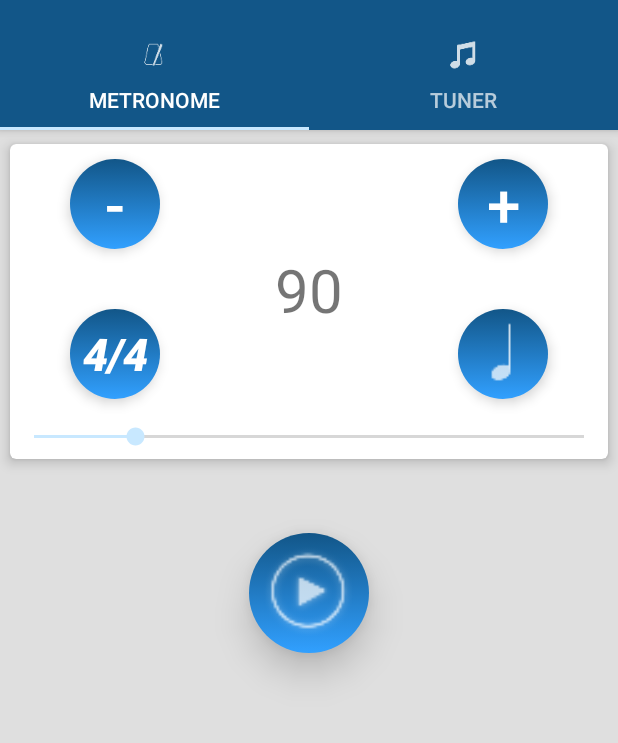
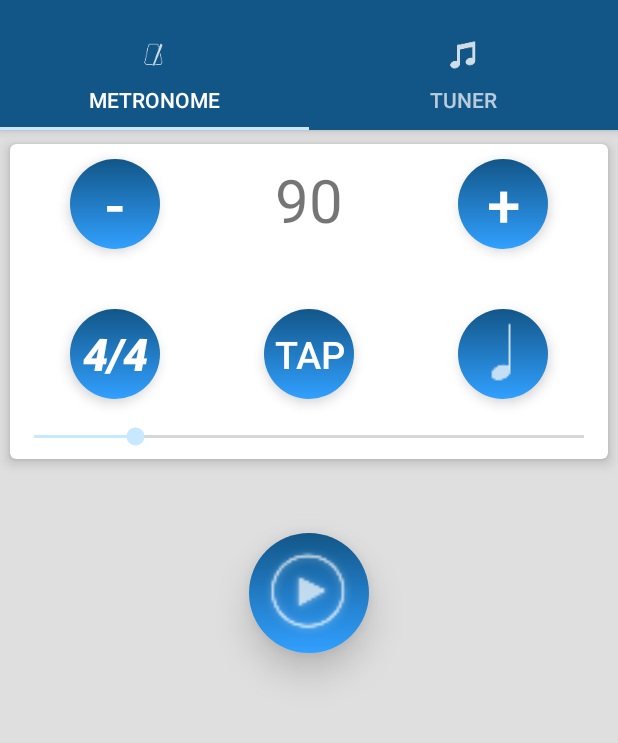
Before and after one commit to Implementations/EZiTools, an Android app: the screen it shows after launch (MainActivity), on a phone screen of 412 x 824 dp, the part 62-805 px from its top. Run offline under Robolectric (Android 15) with nearby library versions, the phone set to English and light mode, and no system bars; libraries missing offline, so code that uses them is left out: org.puredata.android, org.puredata.core; 2 statements that could not run were skipped.

Commit message:
Add tap feature to set beat count

```diff
--- a/app/src/main/res/drawable-v21/button_selector.xml
+++ b/app/src/main/res/drawable-v21/button_selector.xml
@@ -1,25 +1,5 @@
 <?xml version="1.0" encoding="utf-8"?>
 <selector xmlns:android="http://schemas.android.com/apk/res/android">
-    <item android:state_pressed="true">
-        <layer-list>
-            <item>
-                <shape android:shape="oval">
-                    <gradient android:angle="90" android:endColor="@color/colorInfo"
-                        android:gradientRadius="40dp" android:startColor="@color/colorInfo_press"
-                        android:type="linear" />
-                </shape>
-            </item>
-        </layer-list>
-    </item>
-    <item>
-        <layer-list>
-            <item>
-                <shape android:shape="oval">
-                    <gradient android:angle="90" android:endColor="@color/colorPrimaryDark"
-                        android:gradientRadius="40dp" android:startColor="@color/colorInfo_press"
-                        android:type="linear" />
-                </shape>
-            </item>
-        </layer-list>
-    </item>
+    <item android:state_pressed="true" android:drawable="@drawable/press_selector"/>
+    <item android:drawable="@drawable/normal_selector"/>
 </selector>
--- /dev/null
+++ b/app/src/main/res/drawable-v21/normal_selector.xml
@@ -0,0 +1,10 @@
+<?xml version="1.0" encoding="utf-8"?>
+<layer-list xmlns:android="http://schemas.android.com/apk/res/android">
+    <item>
+        <shape android:shape="oval">
+            <gradient android:angle="90" android:endColor="@color/colorPrimaryDark"
+                android:gradientRadius="40dp" android:startColor="@color/colorInfo_press"
+                android:type="linear" />
+        </shape>
+    </item>
+</layer-list>
--- /dev/null
+++ b/app/src/main/res/drawable-v21/press_selector.xml
@@ -0,0 +1,10 @@
+<?xml version="1.0" encoding="utf-8"?>
+<layer-list xmlns:android="http://schemas.android.com/apk/res/android">
+    <item android:state_pressed="true">
+        <shape android:shape="oval">
+            <gradient android:angle="90" android:endColor="@color/colorInfo"
+                android:gradientRadius="40dp" android:startColor="@color/colorInfo_press"
+                android:type="linear" />
+        </shape>
+    </item>
+</layer-list>
--- a/app/src/main/res/drawable/button_selector.xml
+++ b/app/src/main/res/drawable/button_selector.xml
@@ -1,35 +1,5 @@
 <?xml version="1.0" encoding="utf-8"?>
 <selector xmlns:android="http://schemas.android.com/apk/res/android">
-    <item android:state_pressed="true">
-        <layer-list>
-            <item android:bottom="@dimen/shadow_margin" android:right="@dimen/shadow_margin">
-                <shape android:shape="oval">
-                    <gradient android:angle="90" android:endColor="@color/colorPrimaryDark"
-                        android:gradientRadius="40dp" android:startColor="@color/colorInfo_press"
-                        android:type="linear" />
-                </shape>
-            </item>
-        </layer-list>
-    </item>
-    <item>
-        <layer-list>
-            <!-- SHADOW LAYER-->
-            <item android:left="@dimen/shadow_margin" android:top="@dimen/shadow_margin">
-                <shape android:shape="oval">
-                    <gradient android:startColor="@color/colorShadow"
-                        android:endColor="@color/colorShadowLight"
-                        android:type="linear"
-                        android:gradientRadius="40dp"/>
-                </shape>
-            </item>
-            <!-- CONTENT LAYER -->
-            <item android:bottom="@dimen/shadow_margin" android:right="@dimen/shadow_margin">
-                <shape android:shape="oval">
-                    <gradient android:angle="90" android:endColor="@color/colorInfo"
-                        android:gradientRadius="40dp" android:startColor="@color/colorInfo_press"
-                        android:type="linear" />
-                </shape>
-            </item>
-        </layer-list>
-    </item>
+    <item android:state_pressed="true" android:drawable="@drawable/press_selector"/>
+    <item android:drawable="@drawable/normal_selector"/>
 </selector>
--- /dev/null
+++ b/app/src/main/res/drawable/normal_selector.xml
@@ -0,0 +1,20 @@
+<?xml version="1.0" encoding="utf-8"?>
+<layer-list xmlns:android="http://schemas.android.com/apk/res/android">
+    <!-- SHADOW LAYER-->
+    <item android:left="@dimen/shadow_margin" android:top="@dimen/shadow_margin">
+        <shape android:shape="oval">
+            <gradient android:startColor="@color/colorShadow"
+                android:endColor="@color/colorShadowLight"
+                android:type="linear"
+                android:gradientRadius="40dp"/>
+        </shape>
+    </item>
+    <!-- CONTENT LAYER -->
+    <item android:bottom="@dimen/shadow_margin" android:right="@dimen/shadow_margin">
+        <shape android:shape="oval">
+            <gradient android:angle="90" android:endColor="@color/colorInfo"
+                android:gradientRadius="40dp" android:startColor="@color/colorInfo_press"
+                android:type="linear" />
+        </shape>
+    </item>
+</layer-list>
--- /dev/null
+++ b/app/src/main/res/drawable/press_selector.xml
@@ -0,0 +1,10 @@
+<?xml version="1.0" encoding="utf-8"?>
+<layer-list xmlns:android="http://schemas.android.com/apk/res/android">
+    <item android:bottom="@dimen/shadow_margin" android:right="@dimen/shadow_margin">
+        <shape android:shape="oval">
+            <gradient android:angle="90" android:endColor="@color/colorPrimaryDark"
+                android:gradientRadius="40dp" android:startColor="@color/colorInfo_press"
+                android:type="linear" />
+        </shape>
+    </item>
+</layer-list>
--- a/app/src/main/res/layout/fragment_metronome.xml
+++ b/app/src/main/res/layout/fragment_metronome.xml
@@ -37,10 +37,9 @@
                 android:layout_width="wrap_content"
                 android:layout_height="wrap_content"
                 android:textSize="@dimen/text_size"
-                android:layout_below="@id/increment"
+                android:layout_marginTop="@dimen/control_margin_small"
                 android:layout_centerHorizontal="true"
-                android:id="@+id/bpm"
-                />
+                android:id="@+id/bpm"/>
 
             <Button
                 style="@style/smallButton"
@@ -61,6 +60,16 @@
                 android:src="@drawable/quarter"
                 android:id="@+id/notesperBeat"
                 android:layout_marginTop="@dimen/control_margin"/>
+
+            <Button
+                style="@style/smallButton"
+                android:scaleType="fitCenter"
+                android:text="@string/tap"
+                android:id="@+id/tap"
+                android:textSize="@dimen/text_small"
+                android:layout_centerHorizontal="true"
+                android:layout_alignBottom="@id/notesperBeat"
+                />
 
             <SeekBar
                 android:layout_width="match_parent"
--- a/app/src/main/res/values/dimens.xml
+++ b/app/src/main/res/values/dimens.xml
@@ -6,6 +6,7 @@
     <dimen name="tab_padding_bottom">16dp</dimen>
     <dimen name="tab_label">14sp</dimen>
     <dimen name="text_size">40sp</dimen>
+    <dimen name="text_small">25sp</dimen>
     <dimen name="text_width">80dp</dimen>
     <dimen name="custom_tab_layout_height">72dp</dimen>
     <dimen name="button_size_large">80dp</dimen>
--- a/app/src/main/res/values/strings.xml
+++ b/app/src/main/res/values/strings.xml
@@ -11,4 +11,5 @@
     <string name="two">two</string>
     <string name="three">three</string>
     <string name="timing_default">4/4</string>
+    <string name="tap">TAP</string>
 </resources>
```
Also changed, not shown: app/src/main/java/com/kanishk/ezetools/metronome/MetronomeFragment.java (+33 -0 lines), app/src/main/java/com/kanishk/ezetools/model/MetronomeState.java (+20 -0 lines).
